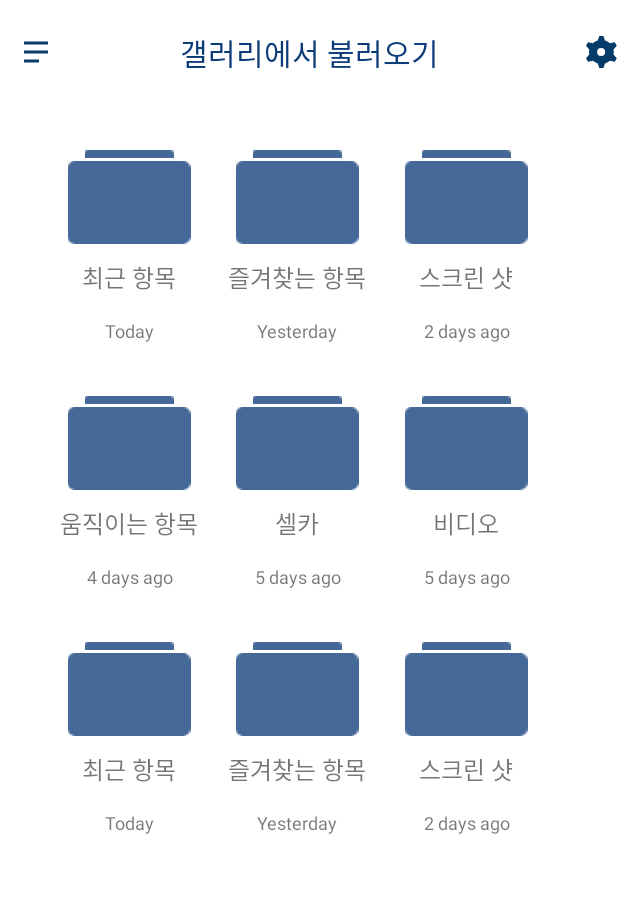
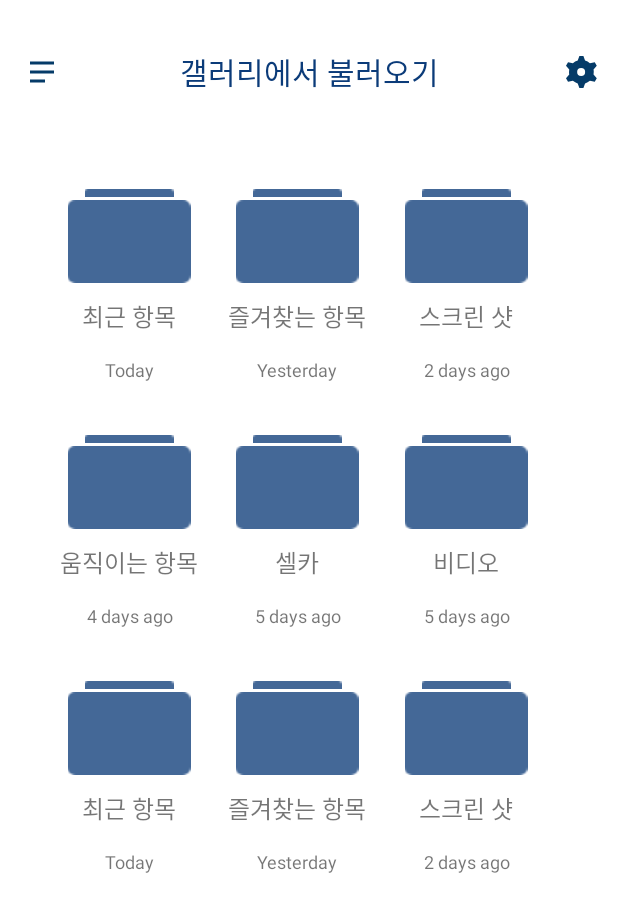
Before and after one commit to syg9272/-, an Android app: the Gallery screen opened directly, with no data from a screen before it, on a phone screen of 412 x 824 dp. Shown: the top 912 px of the screen. Run offline under Robolectric (Android 15) with nearby library versions, the phone set to English and light mode, and no system bars.

Commit message:
모든페이지 툴바 기능 추가. 페이지 이동 및 설정

```diff
--- a/app/src/main/java/com/example/pizzaneck/Gallery.java
+++ b/app/src/main/java/com/example/pizzaneck/Gallery.java
@@ -2,29 +2,38 @@ package com.example.pizzaneck;
 
 import android.content.Intent;
 import android.os.Bundle;
+
+import androidx.annotation.NonNull;
+import androidx.appcompat.app.ActionBar;
 import androidx.appcompat.app.AppCompatActivity;
+import androidx.appcompat.widget.Toolbar;
+import androidx.core.view.GravityCompat;
+import androidx.drawerlayout.widget.DrawerLayout;
 
+import android.view.Menu;
+import android.view.MenuInflater;
+import android.view.MenuItem;
 import android.view.View;
 import android.widget.ImageButton;
 import android.widget.LinearLayout;
+
+import com.google.android.material.navigation.NavigationView;
 
 public class Gallery extends AppCompatActivity {
 
     LinearLayout album1_btn, album2_btn, album3_btn, album4_btn, album5_btn, album6_btn, album7_btn, album8_btn, album9_btn;
 
+    DrawerLayout drawerLayout;
+    NavigationView navView;
+    Toolbar toolbar;
+
     @Override
     protected void onCreate(Bundle savedInstanceState) {
         super.onCreate(savedInstanceState);
         setContentView(R.layout.gallery);
+        setToolbar();
 
-        ImageButton setting_btn_ = (ImageButton)findViewById(R.id.setting_btn);
-        setting_btn_.setOnClickListener(new View.OnClickListener() {
-            @Override
-            public void onClick(View v) {
-                Intent intent = new Intent(Gallery.this, Setting.class);
-                startActivity(intent);
-            }
-        });
+
 
         album1_btn = (LinearLayout)findViewById(R.id.album1);
         album2_btn = (LinearLayout)findViewById(R.id.album2);
@@ -108,4 +117,90 @@ public class Gallery extends AppCompatActivity {
             }
         });
     }
+    /* 툴바 및 툴바기능 설정 함수.
+     * onCreate에서 호출
+     * 클래스 내 DrawerLayout drawerLayout; NavigationView navView; Toolbar toolbar; 선언 필요
+     */
+    protected void setToolbar(){
+        //툴바 설정
+        toolbar = findViewById(R.id.toolbar);
+        setSupportActionBar(toolbar);
+        ActionBar actionBar = getSupportActionBar();
+        actionBar.setDisplayShowTitleEnabled(false);    //기존 title 지우기
+        actionBar.setDisplayHomeAsUpEnabled(true);      //뒤로가기 버튼 생성. 이 버튼을 메뉴바 버튼으로 사용
+        actionBar.setHomeAsUpIndicator(R.drawable.ic_menu); //뒤로가기 버튼 아이콘 -> 메뉴 아이콘 변경
+
+
+        drawerLayout = findViewById(R.id.drawer_layout);
+        navView = findViewById(R.id.nav_view);
+        navView.setNavigationItemSelectedListener(new NavigationView.OnNavigationItemSelectedListener() {
+            @Override
+            public boolean onNavigationItemSelected(@NonNull MenuItem menuItem) {
+                menuItem.setChecked(true);
+                drawerLayout.closeDrawers();
+
+                int id = menuItem.getItemId();
+
+                if(id == R.id.home){
+                    Intent intent = new Intent(getApplicationContext(), MainActivity.class);
+                    //액티비티 스택제거 -> 메인에서는 뒤로가기 누르면 이전 액티비티로 가지 않고 종료됨.
+                    intent.setFlags(Intent.FLAG_ACTIVITY_NEW_TASK | Intent.FLAG_ACTIVITY_CLEAR_TASK | Intent.FLAG_ACTIVITY_CLEAR_TOP);
+                    startActivity(intent);
+                }
+                else if(id == R.id.realtime){
+                    Intent intent = new Intent(getApplicationContext(), Realtime.class);
+                    startActivity(intent);
+                }
+                else if(id == R.id.gallery){
+                    Intent intent = new Intent(getApplicationContext(), Gallery.class);
+                    startActivity(intent);
+
+                }
+                else if(id == R.id.stretching){
+                    Intent intent = new Intent(getApplicationContext(), Stretching.class);
+                    startActivity(intent);
+                }
+                else if(id == R.id.graph){
+                    Intent intent = new Intent(getApplicationContext(), Gallery.class);
+                    startActivity(intent);
+                }
+
+                menuItem.setChecked(false);
+                return true;
+            }
+        });
+    }
+    //툴바 우측에 버튼 생성 (설정버튼)
+    @Override
+    public boolean onCreateOptionsMenu(Menu menu){
+        MenuInflater menuInflater = getMenuInflater();
+        menuInflater.inflate(R.menu.toolbar_option_btn, menu);
+        return true;
+    }
+
+    //툴바에 버튼 클릭 시
+    @Override
+    public boolean onOptionsItemSelected(MenuItem item){
+        switch(item.getItemId()){
+            //네비게이션드로어
+            case android.R.id.home:
+                drawerLayout.openDrawer(GravityCompat.START);
+                return true;
+            //설정버튼
+            case R.id.setting:
+                Intent intent = new Intent(getApplicationContext(), Setting.class);
+                startActivity(intent);
+        }
+        return super.onOptionsItemSelected(item);
+    }
+
+    //네비게이션 열려있을때 뒤로가기로 버튼 닫기
+    @Override
+    public void onBackPressed(){
+        if(drawerLayout.isDrawerOpen(GravityCompat.START)){
+            drawerLayout.closeDrawer(GravityCompat.START);
+        }else{
+            super.onBackPressed();
+        }
+    }
 }
--- a/app/src/main/res/layout/gallery.xml
+++ b/app/src/main/res/layout/gallery.xml
@@ -1,4 +1,12 @@
 <?xml version="1.0" encoding="utf-8"?>
+<androidx.drawerlayout.widget.DrawerLayout
+    xmlns:android="http://schemas.android.com/apk/res/android"
+    xmlns:app="http://schemas.android.com/apk/res-auto"
+    android:id="@+id/drawer_layout"
+    android:layout_width="match_parent"
+    android:layout_height="match_parent"
+    android:fitsSystemWindows="true"
+    >
 <LinearLayout
     xmlns:android="http://schemas.android.com/apk/res/android"
     xmlns:app="http://schemas.android.com/apk/res-auto"
@@ -8,6 +16,7 @@
     android:orientation="vertical"
     tools:context=".MainActivity">
     <androidx.appcompat.widget.Toolbar
+        android:id="@+id/toolbar"
         android:layout_width="match_parent"
         android:layout_height="wrap_content"
         android:padding="20dp"
@@ -15,13 +24,6 @@
         android:theme="@style/ThemeOverlay.AppCompat.ActionBar"
         app:popupTheme="@style/ThemeOverlay.AppCompat.Light">
 
-        <ImageButton
-            android:id="@+id/menu_btn"
-            android:layout_width="wrap_content"
-            android:layout_height="wrap_content"
-            android:src="@drawable/ic_menu"
-            android:background="@android:color/transparent"
-            android:layout_gravity="left"/>
         <TextView
             android:layout_width="wrap_content"
             android:layout_height="wrap_content"
@@ -30,13 +32,7 @@
             android:textColor="#0B3B79"
             android:fontFamily="@font/jalnan"
             android:textSize="20sp"/>
-        <ImageButton
-            android:id="@+id/setting_btn"
-            android:layout_width="wrap_content"
-            android:layout_height="wrap_content"
-            android:src="@drawable/ic_setting"
-            android:background="@android:color/transparent"
-            android:layout_gravity="right"/>
+
     </androidx.appcompat.widget.Toolbar>
     <TableLayout
         android:layout_width="match_parent"
@@ -368,3 +364,10 @@
         </TableRow>
     </TableLayout>
 </LinearLayout>
+    <com.google.android.material.navigation.NavigationView
+        android:id="@+id/nav_view"
+        android:layout_width="wrap_content"
+        android:layout_height="match_parent"
+        android:layout_gravity="start"
+        app:menu="@menu/navi_menu"/>
+</androidx.drawerlayout.widget.DrawerLayout>
--- a/app/src/main/res/values/styles.xml
+++ b/app/src/main/res/values/styles.xml
@@ -3,7 +3,7 @@
     <style name="AppTheme" parent="Theme.AppCompat.Light.NoActionBar">
         <!-- Customize your theme here. -->
         <item name="colorPrimary">@color/colorPrimary</item>
-        <item name="colorPrimaryDark">@color/colorPrimaryDark</item>
+        <item name="colorPrimaryDark">@android:color/darker_gray</item>
         <item name="colorAccent">@color/colorAccent</item>
         <item name="android:colorBackground">@android:color/white</item>
     </style>
```
Also changed, not shown: app/src/main/java/com/example/pizzaneck/Graph.java (+102 -0 lines), app/src/main/java/com/example/pizzaneck/Setting.java (+93 -0 lines), app/src/main/java/com/example/pizzaneck/Stretching.java (+98 -5 lines), app/src/main/res/layout/graph.xml (+16 -15 lines), app/src/main/res/layout/setting.xml (+16 -7 lines), app/src/main/res/layout/stretching.xml (+18 -15 lines), app/src/main/res/layout/toolbar_sample.xml (+2 -14 lines).
